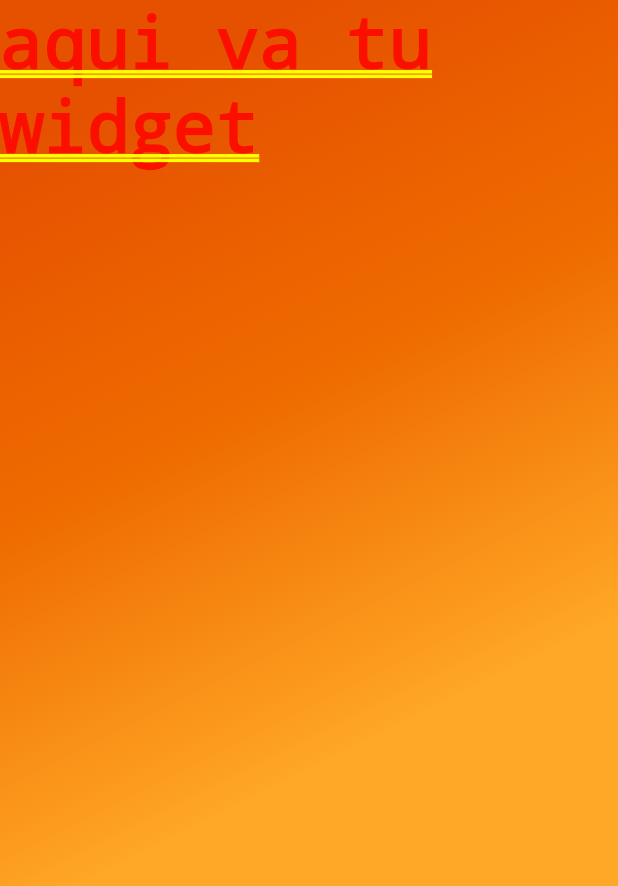
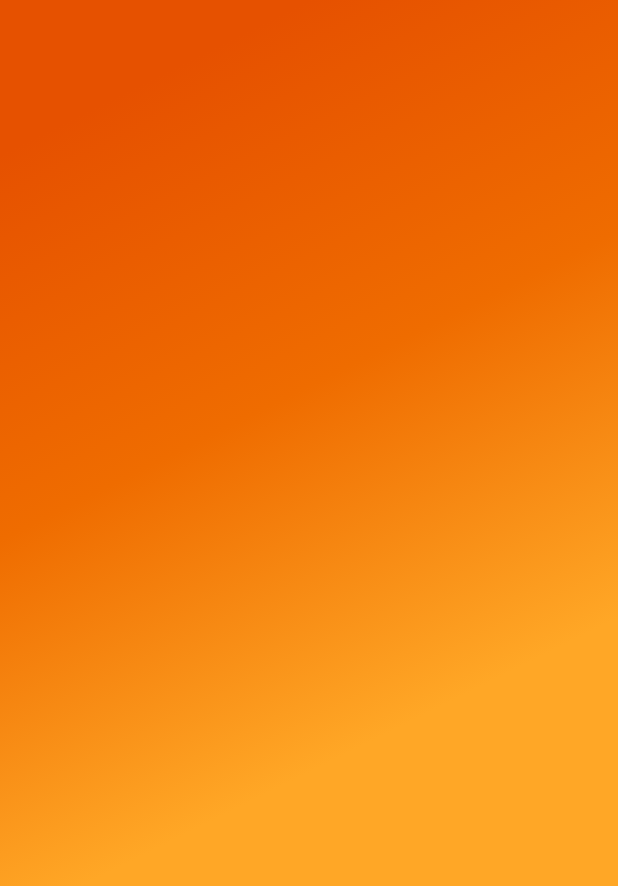
Before and after one commit to IngeSoft202110/Toppick, a Flutter app: the screen it shows after launch, on a phone screen of 412 x 824 dp. Shown: the top 886 px of the screen. Run offline on Flutter 3.47's test engine with Material 2 defaults, Android fonts, the phone set to English and light mode, and no system bars.

```diff
--- a/Toppick_App/lib/main.dart
+++ b/Toppick_App/lib/main.dart
@@ -1,6 +1,5 @@
 import 'package:flutter/material.dart';
 import 'package:flutter/services.dart';
-
 import 'UserInterfaces/gradiant.dart';
 
 void main() {
@@ -22,7 +21,10 @@ class MyApp extends StatelessWidget {
       ),
       debugShowCheckedModeBanner: false,
       home: Stack(
-        children: [Gradiant(), Text("aqui va tu widget")],
+        children: [
+          Gradiant(),
+          Text(""),
+        ],
       ),
     );
   }
```
